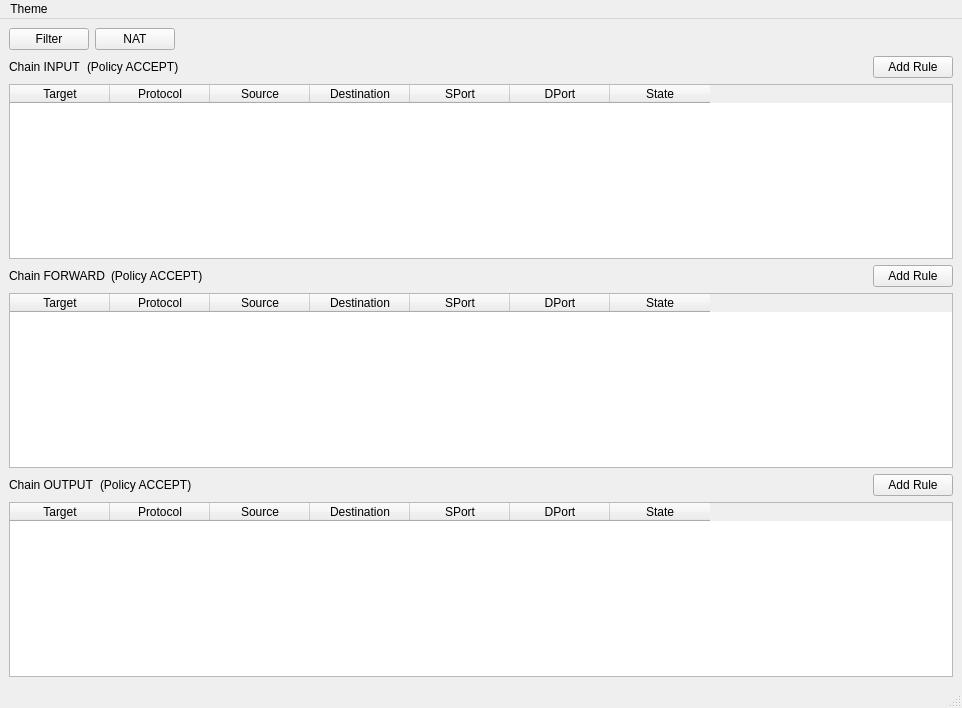
Before: the Qt Designer form UIFiles/fortify.ui in GavinGD/Fortify, drawn with Qt 5.
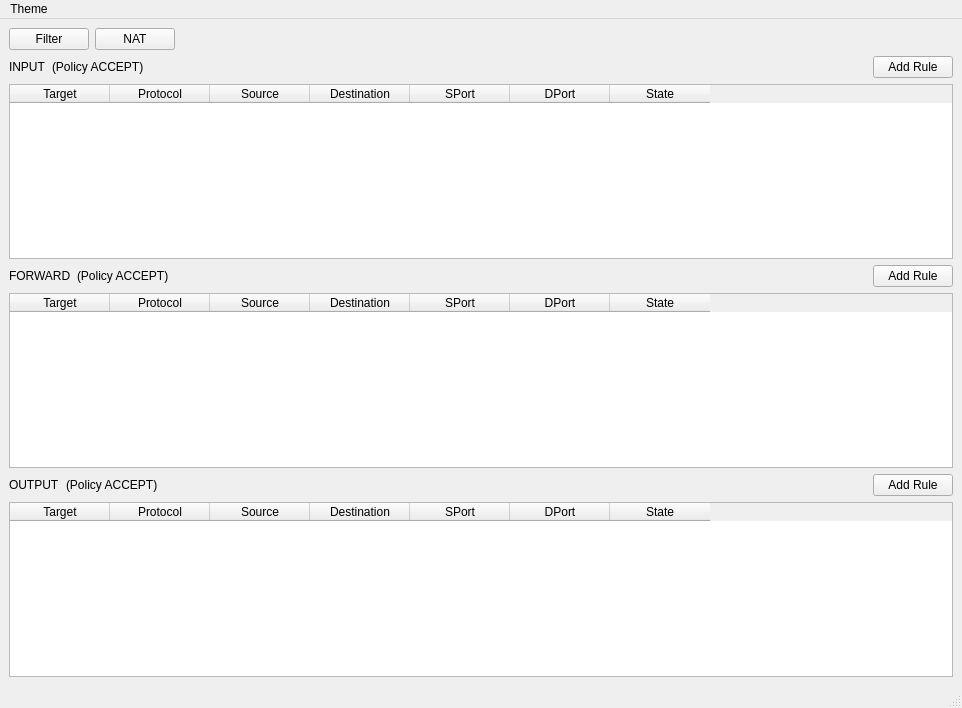
After: the same form once the commit is applied.

Commit message:
Changed UI policy labels for easier use with API
Created functions to set the chains policies based on what is in iptables

Added documentation

Patch:
```diff
--- a/UIFiles/fortify.ui
+++ b/UIFiles/fortify.ui
@@ -67,7 +67,7 @@
           <item>
            <widget class="QLabel" name="inputLbl">
             <property name="text">
-             <string>Chain INPUT</string>
+             <string>INPUT</string>
             </property>
            </widget>
           </item>
@@ -154,7 +154,7 @@
           <item>
            <widget class="QLabel" name="forwardLbl">
             <property name="text">
-             <string>Chain FORWARD</string>
+             <string>FORWARD</string>
             </property>
            </widget>
           </item>
@@ -235,7 +235,7 @@
           <item>
            <widget class="QLabel" name="outputLbl">
             <property name="text">
-             <string>Chain OUTPUT</string>
+             <string>OUTPUT</string>
             </property>
            </widget>
           </item>
```
The commit also changes 3 other files.
